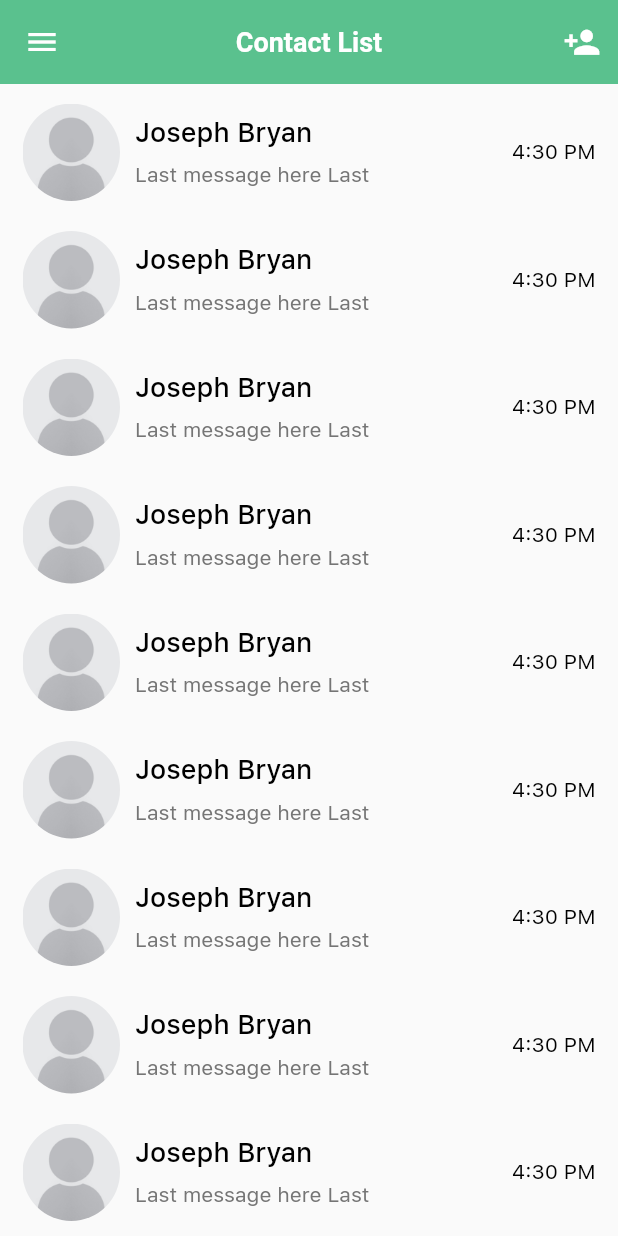
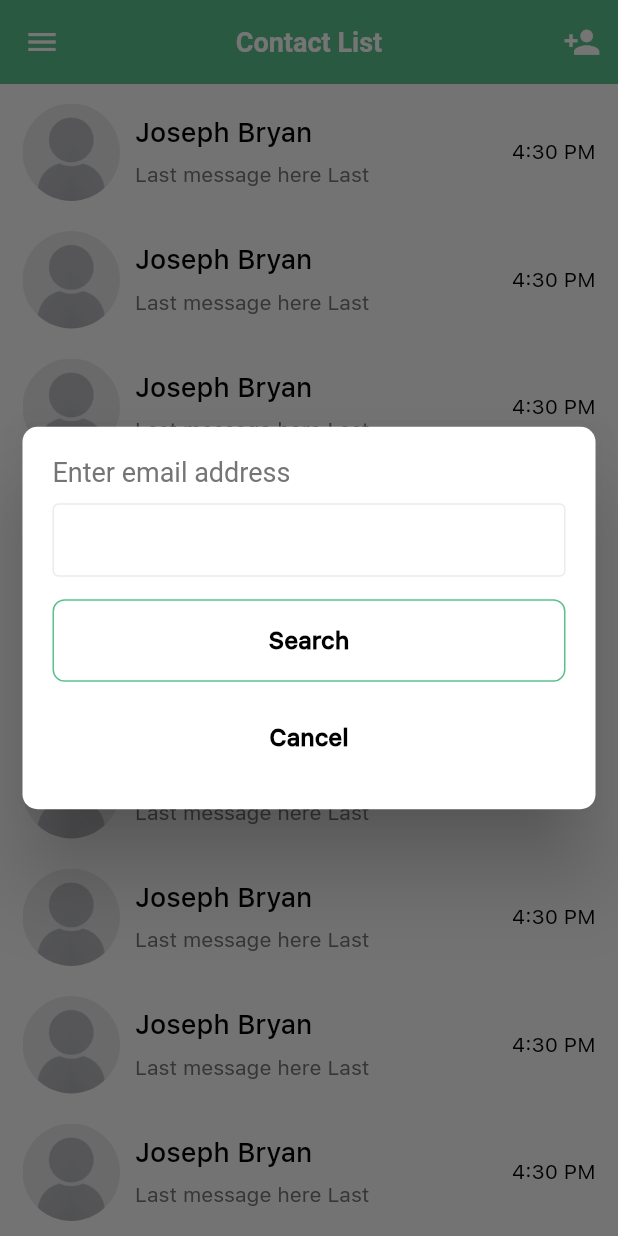
Before and after one commit to jeybs/FlutterFirebase, a Flutter app: the HomePage screen opened by its route, scrolled down 141 dp, after a tap on the "person add" icon, on a phone screen of 412 x 824 dp. Run offline on Flutter 3.47's test engine with Material 2 defaults, Android fonts, the phone set to English and light mode, and no system bars; drawn by our look-alikes of extended_image; our stand-ins replace adaptive_dialog, auto_route, bloc, cloud_firestore, email_validator, firebase_auth and 7 more; missing offline and left inert: flutter_config; accounts and stored records are empty.

Commit message:
add ui search user

```diff
--- a/lib/constant/app_color.dart
+++ b/lib/constant/app_color.dart
@@ -5,4 +5,6 @@ import 'package:flutter/material.dart';
 class AppColor {
   static Color primaryColor = Color(0xff5ac18e);
   static Color secondaryColor = Color(0xffD7F2FD);
+  static Color textFieldBorder = Color(0xffebebeb);
+
 }
--- a/lib/data/firebase/firebase_services.dart
+++ b/lib/data/firebase/firebase_services.dart
@@ -1,18 +1,27 @@
+
+import 'dart:io';
 
 import 'package:cloud_firestore/cloud_firestore.dart';
 import 'package:firebase_auth/firebase_auth.dart';
+import 'package:firebase_storage/firebase_storage.dart';
 import 'package:flutter_firebase/models/user_data.dart';
 
 class FirebaseServices {
 
   late FirebaseAuth authInstance;
   late FirebaseFirestore firestoreInstance;
+  late Reference fireStorageRef;
 
   String _userCollection = "users";
 
   FirebaseServices() {
     authInstance = FirebaseAuth.instance;
     firestoreInstance = FirebaseFirestore.instance;
+    fireStorageRef = FirebaseStorage.instance.ref();
+  }
+
+  String? getUserId() {
+    return  authInstance.currentUser!.uid;
   }
 
   logout() async {
@@ -74,15 +83,40 @@ class FirebaseServices {
 
   Future<UserData?> getUserData() async {
     String uid = authInstance.currentUser!.uid;
-    final snapshot = firestoreInstance.collection(_userCollection).doc(uid).snapshots();
+    final snapshot = await firestoreInstance.collection(_userCollection).doc(uid).get(const GetOptions(source: Source.server));
 
-    if(await snapshot.isEmpty == false) {
-      final userSnapshot = await snapshot.first;
-      UserData userData = UserData.fromMap(userSnapshot.data()!);
+    if(snapshot != null) {
+      UserData userData = UserData.fromMap(snapshot.data() as Map<String, dynamic>);
 
       return userData;
     }
 
     return null;
   }
+
+  Future<String> uploadImage(File pathFile, String imageName) async {
+    try {
+      final imagesRef = fireStorageRef.child("users/$imageName");
+      await imagesRef.putFile(pathFile);
+
+      return imagesRef.fullPath;
+    } on FirebaseException catch (e) {
+      print("Error Uploading => ${e.message}");
+      return "";
+    }
+  }
+
+  Future<bool> updateUserProfilePhoto(String newPath) async {
+    String uid = authInstance.currentUser!.uid;
+    final docRef = firestoreInstance.collection(_userCollection).doc(uid);
+    final pathReference = fireStorageRef.child(newPath);
+    final String imagePath = await pathReference.getDownloadURL();
+    return docRef.update({"photo": imagePath}).then((value) {
+      print("Success Update Photo");
+      return true;
+    }).catchError((error) {
+      print("Error Update Photo => ${error.message}");
+      return false;
+    });
+  }
 }
--- a/lib/models/user_data.dart
+++ b/lib/models/user_data.dart
@@ -2,18 +2,21 @@ class UserData {
 
   String name = "";
   String mobile = "";
+  String photo = "";
 
-  UserData({required this.name, required this.mobile});
+  UserData({required this.name, required this.mobile, required this.photo});
 
   factory UserData.fromMap(Map<String, dynamic> json) => UserData(
     name: json['name'],
-    mobile: json['mobile']
+    mobile: json['mobile'],
+    photo: json.containsKey('photo') ? json['photo'] : "",
   );
 
   Map<String, dynamic> toMap() {
     return {
       'name': name,
-      'mobile': mobile
+      'mobile': mobile,
+      'photo': photo
     };
   }
 }
--- a/lib/pages/home/home_page.dart
+++ b/lib/pages/home/home_page.dart
@@ -1,3 +1,4 @@
+import 'package:adaptive_dialog/adaptive_dialog.dart';
 import 'package:auto_route/auto_route.dart';
 import 'package:flutter/material.dart';
 import 'package:flutter_bloc/flutter_bloc.dart';
@@ -7,9 +8,13 @@ import 'package:flutter_firebase/models/user_data.dart';
 import 'package:flutter_firebase/pages/home/home_cubit.dart';
 import 'package:flutter_firebase/ui/appbar/home_appbar.dart';
 import 'package:flutter_firebase/ui/contacts/contact_list_item.dart';
+import 'package:flutter_firebase/ui/dialogs/search_dialog.dart';
 import 'package:flutter_firebase/ui/home_drawer.dart';
+import 'package:flutter_firebase/ui/loading_dialog.dart';
 import 'package:flutter_firebase/ui/textfields/default_textfield.dart';
 import 'package:flutter_firebase/ui/textfields/primary_textfield.dart';
+import 'package:image_picker/image_picker.dart';
+import 'package:progress_dialog_null_safe/progress_dialog_null_safe.dart';
 
 class HomePage extends StatefulWidget {
   const HomePage({Key? key}) : super(key: key);
@@ -22,22 +27,77 @@ class _HomePageState extends State<HomePage> {
 
   HomeCubit? cubit;
   UserData? _userData = null;
+  late ProgressDialog pd;
+
+  @override
+  void initState() {
+    pd = ProgressDialog(context, type: ProgressDialogType.normal ,isDismissible: false, showLogs: false);
+    super.initState();
+  }
 
   @override
   Widget build(BuildContext context) {
     return Scaffold(
-      appBar: HomeAppbar.getDefaultAppBar(context, 'Contact List'),
-      drawer: HomeDrawer.drawer(_userData, cubit),
+      appBar: HomeAppbar.getDefaultAppBar(context, 'Contact List', () {
+        showDialog(
+            context: context,
+            builder: (_context) => const SearchDialog()
+        ).then((result) async {
+          if(result != null) {
+
+            if(result['email'] == false) {
+              pd.style(
+                  message: "Searching...",
+                  progressWidget: LoadingDialog());
+
+              pd.show();
+            }
+          }
+        });
+      }),
+      drawer: HomeDrawer.drawer(context, _userData, cubit, (XFile? userImage) {
+        if(userImage != null) {
+          pd.style(
+              message: "Uploading...",
+              progressWidget: const LoadingDialog());
+
+          pd.show();
+          cubit?.uploadUserImage(userImage);
+        }
+      }),
       body: SafeArea(
         top: true,
         child: BlocProvider(
           create: (context) => HomeCubit(),
           child: BlocConsumer<HomeCubit, HomeState>(
             listener: (context, state) {
+
+
               if(state is UserProfileLoaded) {
                 setState(() {
                   _userData = state.userData;
                 });
+              }
+
+              if(state is UploadImageSuccess) {
+                cubit?.updateUserProfilePhoto(state.path);
+              } else if(state is UploadImageFail){
+                pd.hide();
+                showOkAlertDialog(
+                    context: context,
+                    title: "Upload Error",
+                    message: "Cannot upload your image right now. kindly try again later");
+              }
+
+              if(state is UpdateUserProfilePhotoSuccess) {
+                pd.hide();
+                showOkAlertDialog(
+                    context: context,
+                    title: "Upload Success",
+                    message: "Profile photo updated");
+                cubit?.loadProfile();
+              } else if(state is UpdateUserProfilePhotoFail) {
+                pd.hide();
               }
 
               if(state is UserLogout) {
--- a/lib/pages/home/home_state.dart
+++ b/lib/pages/home/home_state.dart
@@ -17,3 +17,20 @@ class UserProfileLoaded extends HomeState {
 class UserLogout extends HomeState {
  const UserLogout();
 }
+
+class UploadImageSuccess extends HomeState {
+  final String path;
+  const UploadImageSuccess(this.path);
+}
+
+class UploadImageFail extends HomeState {
+  const UploadImageFail();
+}
+
+class UpdateUserProfilePhotoSuccess extends HomeState {
+  const UpdateUserProfilePhotoSuccess();
+}
+
+class UpdateUserProfilePhotoFail extends HomeState {
+  const UpdateUserProfilePhotoFail();
+}
--- a/lib/ui/appbar/home_appbar.dart
+++ b/lib/ui/appbar/home_appbar.dart
@@ -4,7 +4,7 @@ import 'package:flutter_firebase/constant/app_color.dart';
 
 class HomeAppbar {
 
-  static AppBar getDefaultAppBar(BuildContext context, String title) {
+  static AppBar getDefaultAppBar(BuildContext context, String title, Function() onSearchTap) {
     return AppBar(
       backgroundColor: AppColor.primaryColor,
       elevation: 0.0,
@@ -21,7 +21,7 @@ class HomeAppbar {
         IconButton(
           icon: const Icon(Icons.person_add, color: Colors.white, size: 25.0,),
           onPressed: () {
-
+            onSearchTap();
           },
         )
       ],
--- /dev/null
+++ b/lib/ui/dialogs/search_dialog.dart
@@ -0,0 +1,95 @@
+import 'package:flutter/material.dart';
+import 'package:flutter_firebase/constant/app_color.dart';
+import 'package:flutter_firebase/ui/buttons/primary_button.dart';
+import 'package:flutter_firebase/ui/buttons/primary_outlined_button.dart';
+
+class SearchDialog extends StatefulWidget {
+  const SearchDialog({Key? key}) : super(key: key);
+
+  @override
+  State<SearchDialog> createState() => _SearchDialogState();
+}
+
+class _SearchDialogState extends State<SearchDialog> {
+
+  String searchValue = "";
+
+  @override
+  Widget build(BuildContext context) {
+    return Dialog(
+      insetPadding: const EdgeInsets.all(15),
+      shape: RoundedRectangleBorder(
+          borderRadius: BorderRadius.circular(10.0)
+      ),
+      child: SingleChildScrollView(
+        child: Container(
+          padding: const EdgeInsets.fromLTRB(20, 20, 20, 20),
+          child: Column(
+            crossAxisAlignment: CrossAxisAlignment.start,
+            children: [
+              Text(
+                'Enter email address',
+                style: TextStyle(
+                    fontSize: 18.0,
+                    color: Colors.grey[600]
+                ),
+              ),
+              const SizedBox(height: 10.0),
+              TextField(
+                keyboardType: TextInputType.emailAddress,
+                onChanged: (value) {
+                  searchValue = value;
+                },
+                textAlign: TextAlign.center,
+                decoration: InputDecoration(
+                  fillColor: Colors.white,
+                  filled: true,
+                  floatingLabelBehavior: FloatingLabelBehavior.never,
+                  focusedBorder: OutlineInputBorder(
+                    borderSide: BorderSide(
+                        color: AppColor.textFieldBorder
+                    ),
+                  ),
+                  enabledBorder: OutlineInputBorder(
+                    borderSide: BorderSide(
+                      color: AppColor.textFieldBorder,
+                    ),
+                  ),
+                  contentPadding: const EdgeInsets.symmetric(vertical: 15.0, horizontal: 20.0),
+                  hintText: '',
+                  labelText: '',
+                  labelStyle: TextStyle(
+                      fontSize: 16.0,
+                      color: Colors.grey[400]
+                  ),
+                  hintStyle: TextStyle(fontSize: 16, color: Colors.grey[500]),
+                  border: OutlineInputBorder(
+                    borderSide: BorderSide(
+                      color: AppColor.textFieldBorder,
+                    ),
+                  ),
+                ),
+              ),
+              const SizedBox(height: 15.0),
+              PrimaryOutlinedButton(
+                label: 'Search',
+                onButtonClick: () {
+                  Navigator.pop(context, {
+                    "email": searchValue
+                  });
+                },
+              ),
+              const SizedBox(height: 10.0),
+              PrimaryButton(
+                label: 'Cancel',
+                onButtonClick: () {
+                  Navigator.pop(context);
+                },
+              ),
+            ],
+          ),
+        ),
+      ),
+    );
+  }
+}
--- a/lib/ui/home_drawer.dart
+++ b/lib/ui/home_drawer.dart
@@ -1,13 +1,21 @@
+import 'dart:io';
+
+import 'package:extended_image/extended_image.dart';
 import 'package:firebase_auth/firebase_auth.dart';
+import 'package:firebase_storage/firebase_storage.dart';
 import 'package:flutter/material.dart';
 import 'package:flutter_firebase/constant/app_color.dart';
 import 'package:flutter_firebase/constant/app_fonts.dart';
+import 'package:flutter_firebase/data/firebase/firebase_services.dart';
 import 'package:flutter_firebase/models/user_data.dart';
 import 'package:flutter_firebase/pages/home/home_cubit.dart';
+import 'package:image_picker/image_picker.dart';
+import 'package:path_provider/path_provider.dart';
+
 
 class HomeDrawer {
 
-  static Widget drawer(UserData? userData, HomeCubit? cubit) {
+  static Widget drawer(BuildContext context, UserData? userData, HomeCubit? cubit, Function(XFile?) onImageSelected) {
     return Drawer(
       backgroundColor: AppColor.primaryColor,
       child: SafeArea(
@@ -16,14 +24,13 @@ class HomeDrawer {
           padding: const EdgeInsets.symmetric(vertical: 15.0, horizontal: 10.0),
           child: Column(
             children: [
-              const CircleAvatar(
-                child: Icon(
-                  Icons.person,
-                  size: 60,
-                  color: Colors.white,
-                ),
-                radius: 60,
-                backgroundColor: Colors.grey,
+              GestureDetector(
+                onTap: () async {
+                  final ImagePicker _picker = ImagePicker();
+                  final XFile? image = await _picker.pickImage(source: ImageSource.gallery, maxWidth: 300, maxHeight: 300, imageQuality: 70);
+                  onImageSelected(image);
+                },
+                child: userPhoto(context, userData?.photo != null ? userData!.photo : ""),
               ),
               const SizedBox(height: 15.0),
               Text(
@@ -68,4 +75,31 @@ class HomeDrawer {
     );
   }
 
+
+  static Widget userPhoto(BuildContext context, String? path) {
+    if(path!.isNotEmpty) {
+      return Container(
+        height: 100.0,
+        width: 100.0,
+        child: ExtendedImage.network(
+          path,
+          width: MediaQuery.of(context).size.width,
+          fit: BoxFit.fitWidth,
+          cache: true,
+          shape: BoxShape.rectangle,
+          borderRadius: const BorderRadius.all(Radius.circular(60.0)),
+        ),
+      );
+    } else {
+      return CircleAvatar(
+        child: Icon(
+          Icons.person,
+          size: 60,
+          color: Colors.white,
+        ),
+        radius: 60,
+        backgroundColor: Colors.grey,
+      );
+    }
+  }
 }
--- a/pubspec.yaml
+++ b/pubspec.yaml
@@ -38,6 +38,7 @@ dependencies:
   auto_route: ^5.0.4
   firebase_core: ^2.4.1
   firebase_auth: ^4.2.4
+  firebase_storage: ^11.0.10
   adaptive_dialog: ^1.8.0+1
   progress_dialog_null_safe: ^1.0.7
   flutter_spinkit: ^5.1.0
@@ -46,6 +47,9 @@ dependencies:
   extended_image: ^6.3.4
   grouped_list: ^5.1.2
   intl: 0.17.0 # 0.18.0 has conflict on firebase_auth
+  image_picker: ^0.8.6+1
+  path_provider: ^2.0.12
+  path: 1.8.2
 
 
   # The following adds the Cupertino Icons font to your application.
```
Also changed, not shown: lib/pages/home/home_cubit.dart (+35 -0 lines), assets/icon_splash_chat.png (added), pubspec.lock, 2 other files.
